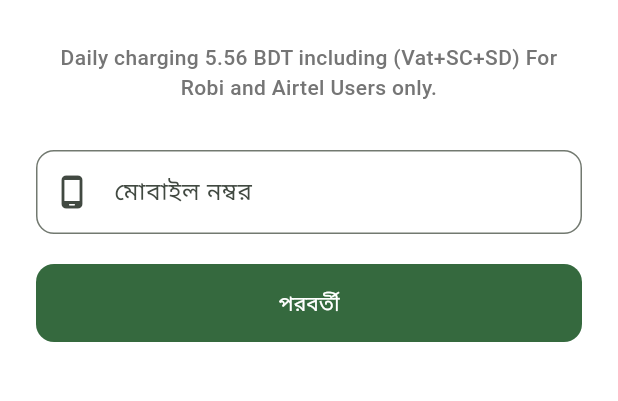
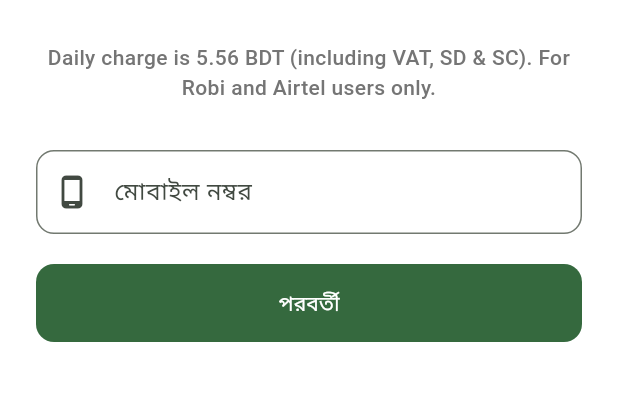
Before and after one commit to mehedienf/krishi_x_bdapps, a Flutter app: the screen it shows after launch, on a phone screen of 412 x 824 dp, the part 564-965 px from its top. Run offline on Flutter 3.47's test engine with Material 3 defaults, Android fonts, the phone set to English and light mode, and no system bars; our stand-ins replace flutter_local_notifications, geolocator, shared_preferences, webview_flutter.

Commit message:
charging info

```diff
--- a/lib/login.dart
+++ b/lib/login.dart
@@ -203,7 +203,7 @@ class _LoginPageState extends State<LoginPage> {
               // const Text('Robi/Airtel নম্বর দিন', textAlign: TextAlign.center),
               const SizedBox(height: 8),
               Text(
-                'Daily charging 5.56 BDT including (Vat+SC+SD) For Robi and Airtel Users only.',
+                'Daily charge is 5.56 BDT (including VAT, SD & SC). For Robi and Airtel users only.',
                 // '2.78 BDT including (Vat+SC+SD) For Robi and Airtel Users only.',
                 textAlign: TextAlign.center,
                 style: TextStyle(
```
